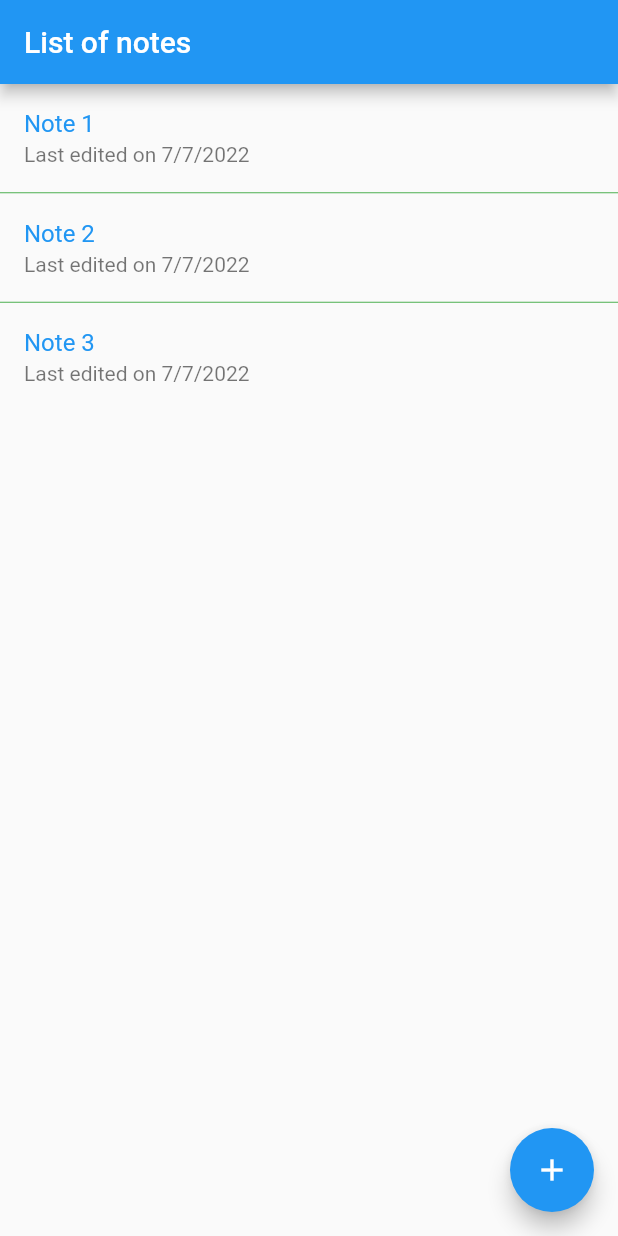
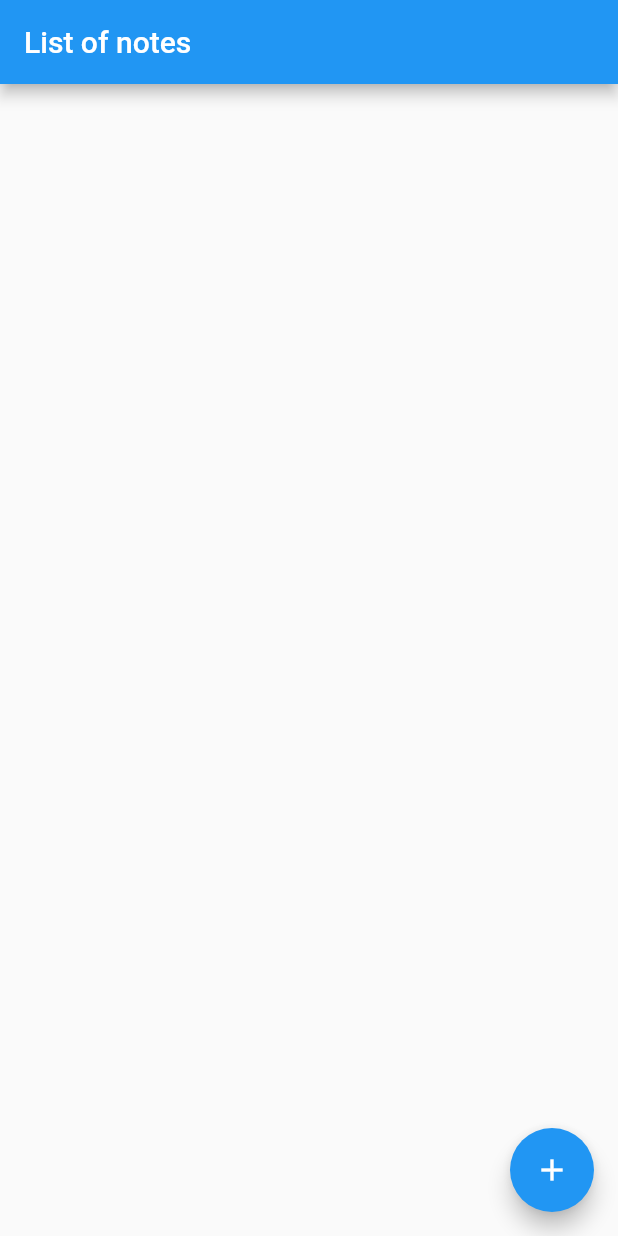
Before and after one commit to kiantwo/notes_api, a Flutter app: the screen it shows after launch, on a phone screen of 412 x 824 dp. Run offline on Flutter 3.47's test engine with Material 2 defaults, Android fonts, the phone set to English and light mode, and no system bars.

Commit message:
Add Notes Service

```diff
--- a/lib/main.dart
+++ b/lib/main.dart
@@ -15,7 +15,7 @@ class MyApp extends StatelessWidget {
       theme: ThemeData(
         primarySwatch: Colors.blue,
       ),
-      home: NoteList(),
+      home: const NoteList(),
     );
   }
 }
--- a/lib/views/note_list.dart
+++ b/lib/views/note_list.dart
@@ -2,31 +2,8 @@ import 'package:flutter/material.dart';
 import 'package:notes_api/views/note_delete.dart';
 import 'package:notes_api/views/note_modify.dart';
 
-import '../models/note_for_listing.dart';
-
 class NoteList extends StatelessWidget {
-  NoteList({Key? key}) : super(key: key);
-
-  final notes = [
-    NoteForListing(
-      noteID: "1",
-      createDateTime: DateTime.now(),
-      latestEditDateTime: DateTime.now(),
-      noteTitle: "Note 1",
-    ),
-    NoteForListing(
-      noteID: "2",
-      createDateTime: DateTime.now(),
-      latestEditDateTime: DateTime.now(),
-      noteTitle: "Note 2",
-    ),
-    NoteForListing(
-      noteID: "3",
-      createDateTime: DateTime.now(),
-      latestEditDateTime: DateTime.now(),
-      noteTitle: "Note 3",
-    ),
-  ];
+  const NoteList({Key? key}) : super(key: key);
 
   String formatDateTime(DateTime dateTime) {
     return '${dateTime.day}/${dateTime.month}/${dateTime.year}';
```
Also changed, not shown: lib/services/notes_service.dart (added, +27 -0 lines).
